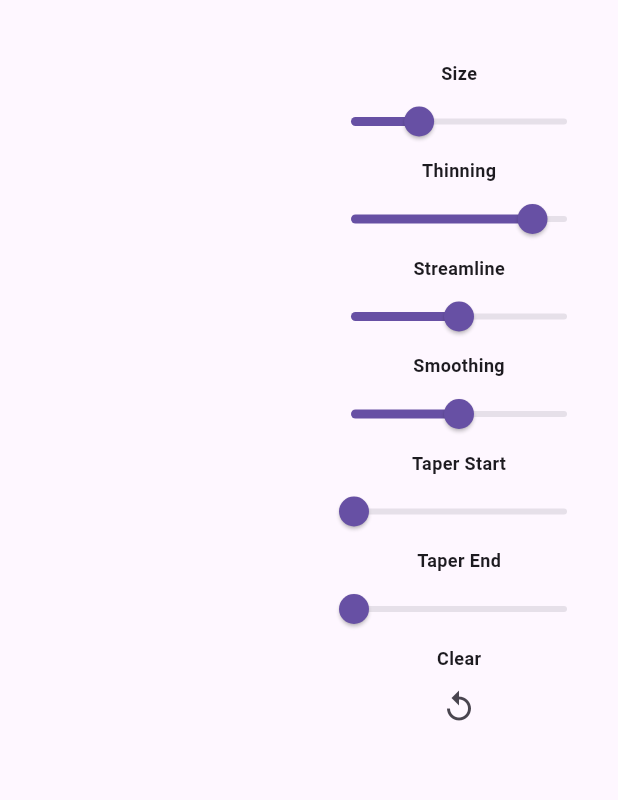
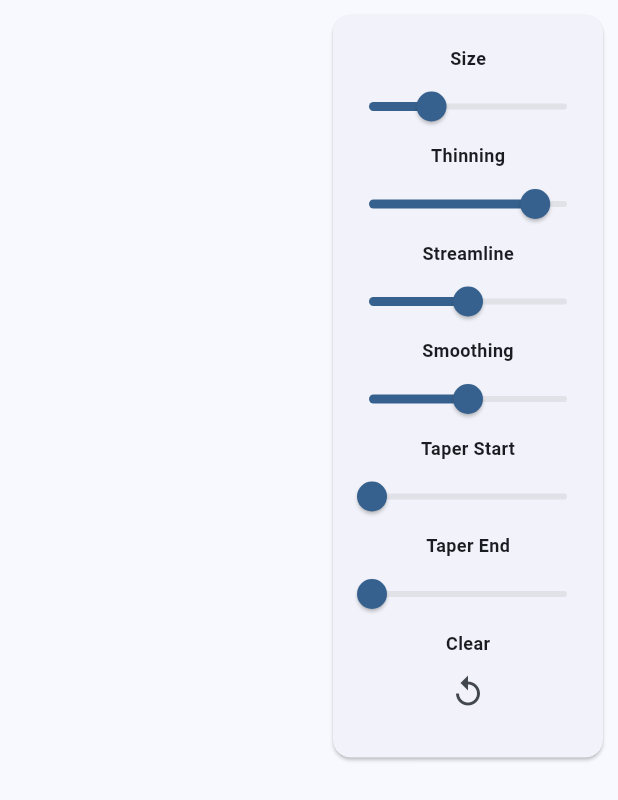
Before and after one commit to steveruizok/perfect-freehand-dart, a Flutter app: the screen it shows after launch, on a phone screen of 412 x 824 dp. Shown: the top 800 px of the screen. Run offline on Flutter 3.47's test engine with Material 3 defaults, Android fonts, the phone set to English and light mode, and no system bars.

Commit message:
feat(demo): add dark mode

```diff
--- a/example/lib/main.dart
+++ b/example/lib/main.dart
@@ -5,7 +5,22 @@ import 'package:perfect_freehand/perfect_freehand.dart';
 import 'package:perfect_freehand_example/toolbar.dart';
 
 void main() {
-  runApp(const DemoDrawingApp());
+  runApp(
+    MaterialApp(
+      title: 'Drawing App',
+      debugShowCheckedModeBanner: false,
+      themeMode: ThemeMode.system,
+      theme: ThemeData(
+        brightness: Brightness.light,
+        colorSchemeSeed: Colors.blue,
+      ),
+      darkTheme: ThemeData(
+        brightness: Brightness.dark,
+        colorSchemeSeed: Colors.blue,
+      ),
+      home: const DemoDrawingApp(),
+    ),
+  );
 }
 
 class DemoDrawingApp extends StatefulWidget {
@@ -79,13 +94,8 @@ class _DemoDrawingAppState extends State<DemoDrawingApp> {
 
   @override
   Widget build(BuildContext context) {
-    return MaterialApp(
-      title: 'Drawing App',
-      debugShowCheckedModeBanner: false,
-      theme: ThemeData(
-        primarySwatch: Colors.blue,
-      ),
-      home: Scaffold(
+    final colorScheme = Theme.of(context).colorScheme;
+    return Scaffold(
       body: Listener(
         onPointerDown: onPointerDown,
         onPointerMove: onPointerMove,
@@ -98,6 +108,7 @@ class _DemoDrawingAppState extends State<DemoDrawingApp> {
                 builder: (context, lines, _) {
                   return CustomPaint(
                     painter: StrokePainter(
+                      color: colorScheme.onSurface,
                       lines: lines,
                       options: options,
                     ),
@@ -111,6 +122,7 @@ class _DemoDrawingAppState extends State<DemoDrawingApp> {
                 builder: (context, line, _) {
                   return CustomPaint(
                     painter: StrokePainter(
+                      color: colorScheme.onSurface,
                       lines: line == null ? [] : [line],
                       options: options,
                     ),
@@ -126,7 +138,6 @@ class _DemoDrawingAppState extends State<DemoDrawingApp> {
           ],
         ),
       ),
-      ),
     );
   }
 
@@ -139,17 +150,19 @@ class _DemoDrawingAppState extends State<DemoDrawingApp> {
 }
 
 class StrokePainter extends CustomPainter {
-  StrokePainter({
+  const StrokePainter({
+    required this.color,
     required this.lines,
     required this.options,
   });
 
+  final Color color;
   final List<Stroke> lines;
   final StrokeOptions options;
 
   @override
   void paint(Canvas canvas, Size size) {
-    final paint = Paint()..color = Colors.black;
+    final paint = Paint()..color = color;
 
     for (final line in lines) {
       final outlinePoints = getStroke(line.points, options);
--- a/example/lib/toolbar.dart
+++ b/example/lib/toolbar.dart
@@ -16,8 +16,13 @@ class Toolbar extends StatelessWidget {
   @override
   Widget build(BuildContext context) {
     return Positioned(
-      top: 40.0,
-      right: 10.0,
+      top: 0,
+      right: 0,
+      width: 200,
+      child: Card(
+        margin: const EdgeInsets.all(10),
+        child: Padding(
+          padding: const EdgeInsets.symmetric(vertical: 20),
           child: Column(
             crossAxisAlignment: CrossAxisAlignment.center,
             mainAxisAlignment: MainAxisAlignment.start,
@@ -142,6 +147,8 @@ class Toolbar extends StatelessWidget {
               ),
             ],
           ),
+        ),
+      ),
     );
   }
 }
```
Lines whose indentation alone changed are shown as unchanged.
